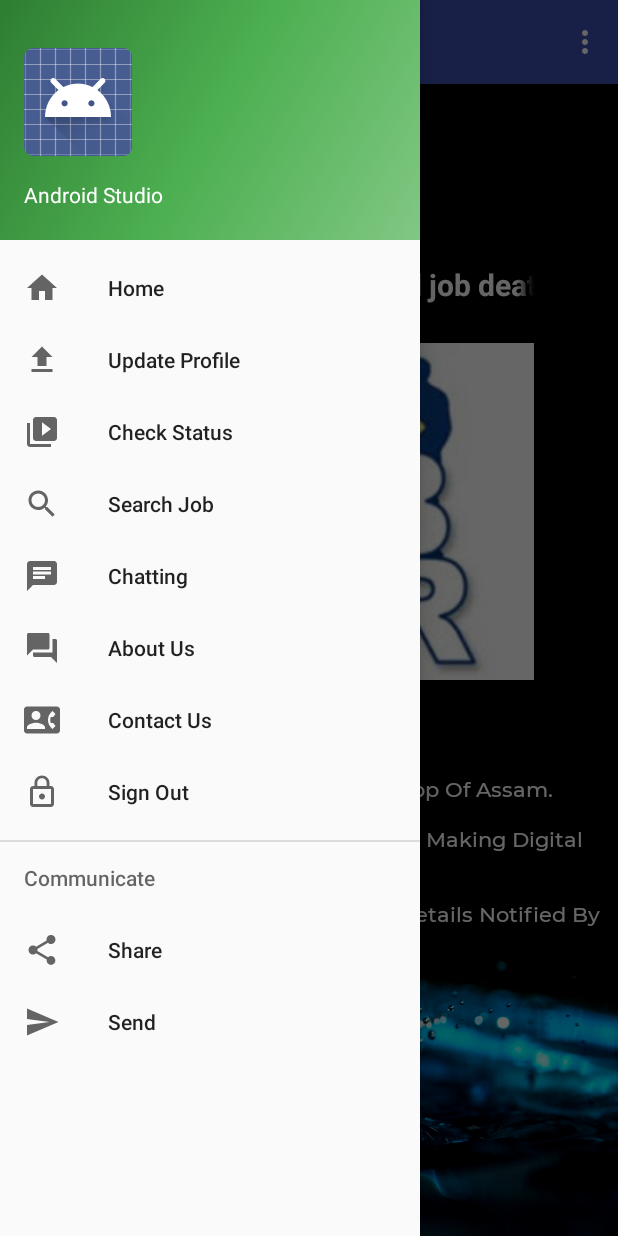
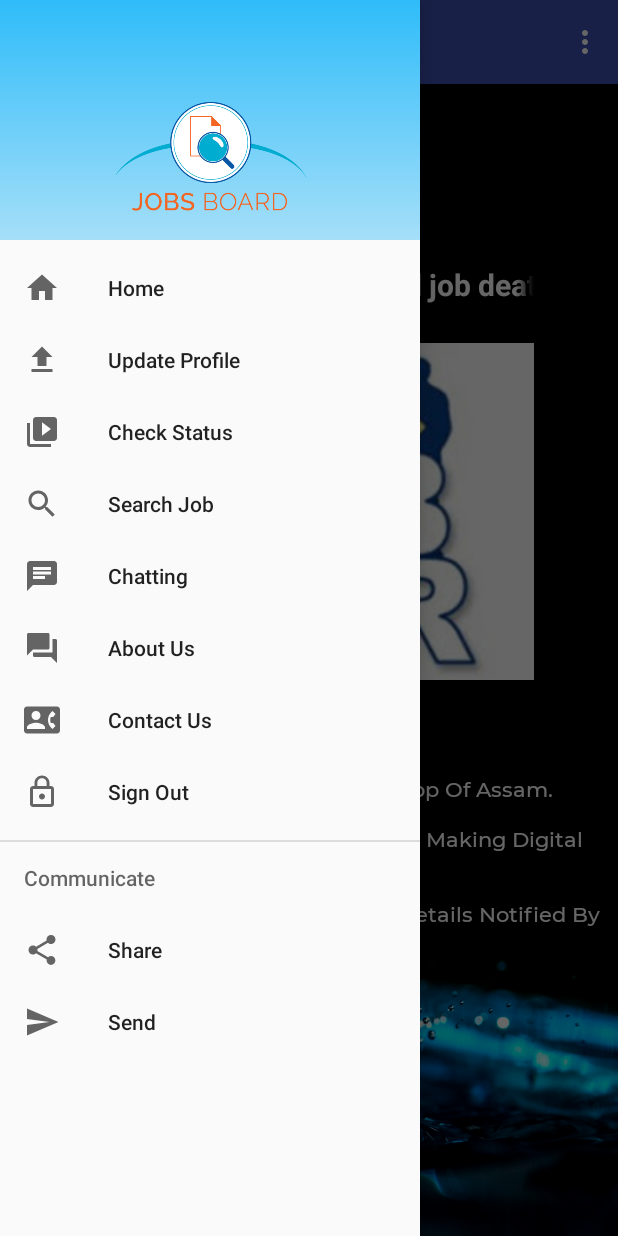
Before and after one commit to bloodrob/EERAGIJN, an Android app: the NewUserMainActivity screen opened directly, with no data from a screen before it, with the side drawer open, on a phone screen of 412 x 824 dp. Run offline under Robolectric (Android 15) with nearby library versions, the phone set to English and light mode, and no system bars.

```diff
--- a/app/src/main/res/layout/nav_header_new_user_main.xml
+++ b/app/src/main/res/layout/nav_header_new_user_main.xml
@@ -3,7 +3,7 @@
     xmlns:app="http://schemas.android.com/apk/res-auto"
     android:layout_width="match_parent"
     android:layout_height="@dimen/nav_header_height"
-    android:background="@drawable/side_nav_bar"
+    android:background="@drawable/back_4"
     android:gravity="bottom"
     android:orientation="vertical"
     android:paddingBottom="@dimen/activity_vertical_margin"
@@ -14,22 +14,10 @@
 
     <ImageView
         android:id="@+id/imageView"
-        android:layout_width="wrap_content"
-        android:layout_height="wrap_content"
+        android:layout_width="150dp"
+        android:layout_height="100dp"
         android:paddingTop="@dimen/nav_header_vertical_spacing"
-        app:srcCompat="@android:drawable/sym_def_app_icon" />
-
-    <TextView
-        android:layout_width="match_parent"
-        android:layout_height="wrap_content"
-        android:paddingTop="@dimen/nav_header_vertical_spacing"
-        android:text="Android Studio"
-        android:textAppearance="@style/TextAppearance.AppCompat.Body1" />
-
-    <TextView
-        android:id="@+id/textView"
-        android:layout_width="wrap_content"
-        android:layout_height="wrap_content"
-        android:text="android.studio@android.com" />
+        android:layout_marginLeft="50dp"
+        android:src="@drawable/homelogo" />
 
 </LinearLayout>
```
Also changed, not shown: app/src/main/res/layout/nav_header_admin_main.xml (+6 -11 lines), app/src/main/res/drawable/homelogo.png (added).
